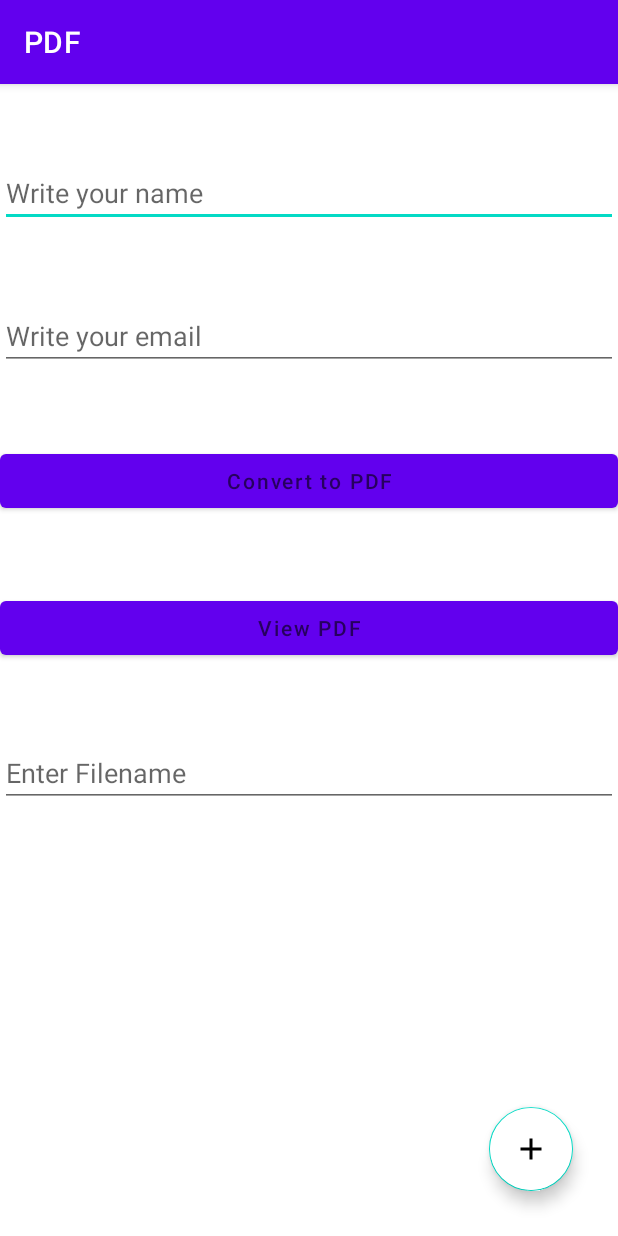
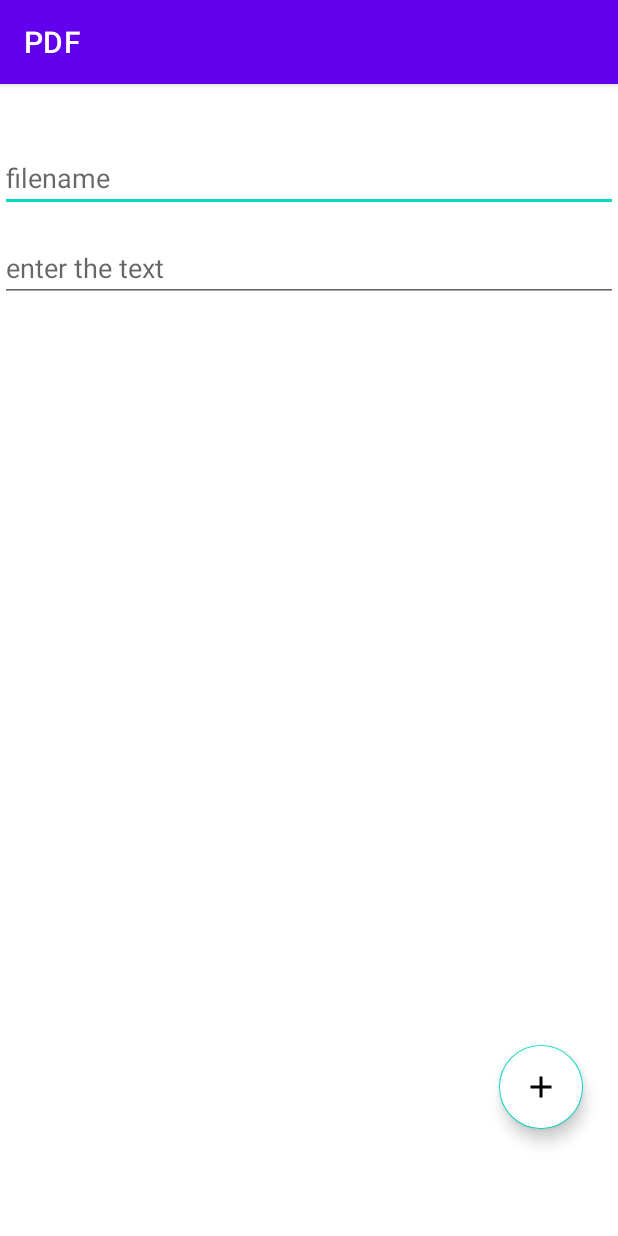
Before and after one commit to rohangadakh/PDF-Maker, an Android app: the screen it shows after launch (MainActivity), on a phone screen of 412 x 824 dp. Run offline under Robolectric (Android 15) with nearby library versions, the phone set to English and light mode, and no system bars; libraries missing offline, so code that uses them is left out: com.itextpdf.text.

Commit message:
The new UI is added. Button replace with FloatingButton

```diff
--- a/app/src/main/AndroidManifest.xml
+++ b/app/src/main/AndroidManifest.xml
@@ -1,6 +1,9 @@
 <?xml version="1.0" encoding="utf-8"?>
 <manifest xmlns:android="http://schemas.android.com/apk/res/android"
     xmlns:tools="http://schemas.android.com/tools">
+
+    <uses-permission android:name="android.permission.READ_EXTERNAL_STORAGE"/>
+    <uses-permission android:name="android.permission.WRITE_EXTERNAL_STORAGE"/>
 
     <application
         android:allowBackup="true"
--- a/app/src/main/java/com/ocr/pdf/MainActivity.java
+++ b/app/src/main/java/com/ocr/pdf/MainActivity.java
@@ -1,15 +1,21 @@
 package com.ocr.pdf;
 
 import androidx.appcompat.app.AppCompatActivity;
+import androidx.core.app.ActivityCompat;
 
+import android.Manifest;
 import android.app.Activity;
 import android.content.Intent;
+import android.content.pm.PackageManager;
 import android.net.Uri;
 import android.os.Bundle;
 import android.provider.DocumentsContract;
+import android.provider.MediaStore;
+import android.view.Gravity;
 import android.view.View;
 import android.widget.Button;
 import android.widget.EditText;
+import android.widget.PopupWindow;
 import android.widget.Toast;
 
 import com.google.android.material.floatingactionbutton.FloatingActionButton;
@@ -28,40 +34,44 @@ import java.io.IOException;
 
 public class MainActivity extends AppCompatActivity {
 
-    public static String path;
-    EditText name, email, searchname;
-    Button btnpdf, btnview;
-    FloatingActionButton add, about, pdf;
+    EditText name, file_name;
+    FloatingActionButton add, open, pdf, setting;
+
     boolean aBoolean = true;
     @Override
     protected void onCreate(Bundle savedInstanceState) {
         super.onCreate(savedInstanceState);
         setContentView(R.layout.activity_main);
 
-        add = findViewById(R.id.add);
-        about = findViewById(R.id.about);
-        pdf = findViewById(R.id.pdf);
+        ActivityCompat.requestPermissions(this,
+                new String[]{Manifest.permission.WRITE_EXTERNAL_STORAGE,
+                        Manifest.permission.READ_EXTERNAL_STORAGE},
+                PackageManager.PERMISSION_GRANTED);
 
 
+        add = findViewById(R.id.add);
+        open = findViewById(R.id.open);
+        pdf = findViewById(R.id.pdf);
+        setting = findViewById(R.id.setting);
+
         name = (EditText) findViewById(R.id.name);
-        email = (EditText) findViewById(R.id.email);
-        btnpdf = (Button) findViewById(R.id.btnpdf);
-        btnview = (Button) findViewById(R.id.btnview);
-        searchname = (EditText) findViewById(R.id.searchname);
+        file_name = (EditText) findViewById(R.id.filename);
 
         add.setOnClickListener(new View.OnClickListener() {
             @Override
             public void onClick(View v) {
 
                 if(aBoolean){
-                    about.show();
+                    open.show();
                     pdf.show();
+                    setting.show();
                     aBoolean = false;
                 }
                 else
                 {
-                    about.hide();
+                    open.hide();
                     pdf.hide();
+                    setting.hide();
                     aBoolean = true;
                 }
             }
@@ -70,10 +80,23 @@ public class MainActivity extends AppCompatActivity {
     pdf.setOnClickListener(new View.OnClickListener() {
         @Override
         public void onClick(View v) {
+
+            String savePDfname = file_name.getText().toString();
+
+            if(savePDfname.equals(""))
+            {
+                Toast.makeText(MainActivity.this, "Enter filename", Toast.LENGTH_SHORT).show();
+            }
+            else
+            {
+
                 String username = name.getText().toString();
-            String useremail = email.getText().toString();
 
-            String savePDfname = searchname.getText().toString();
+                if(username.equals(""))
+                {
+                    username = " ";
+                }
+
                 String path = getExternalFilesDir(null).toString()+savePDfname+".pdf";
                 File file = new File(path);
 
@@ -94,11 +117,9 @@ public class MainActivity extends AppCompatActivity {
                 }
                 document.open();
 
-            Font myfont = new Font(Font.FontFamily.TIMES_ROMAN, 24, Font.BOLD);
+                Font myfont = new Font(Font.FontFamily.TIMES_ROMAN, 18, Font.NORMAL);
                 Paragraph paragraph = new Paragraph();
-            paragraph.add(new Paragraph("User Name : "+username, myfont));
-            paragraph.add(new Paragraph("\n"));
-            paragraph.add(new Paragraph("User email : "+useremail, myfont));
+                paragraph.add(new Paragraph(username, myfont));
 
                 try {
                     document.add(paragraph);
@@ -108,12 +129,38 @@ public class MainActivity extends AppCompatActivity {
                 document.close();
                 Toast.makeText(MainActivity.this, "PDF Created", Toast.LENGTH_SHORT).show();
             }
+        }
+    });
+
+    open.setOnClickListener(new View.OnClickListener() {
+        @Override
+        public void onClick(View v) {
+            opn();
+        }
+    });
+
+    setting.setOnClickListener(new View.OnClickListener() {
+        @Override
+        public void onClick(View v) {
+            setting();
+        }
     });
 
     }
 
-    public void snd(View view) {
-        Intent i = new Intent(MainActivity.this,secondAct.class);
-        startActivity(i);
+    public void setting()
+    {
+        Intent intent = new Intent(MainActivity.this,secondAct.class);
+        startActivity(intent);
+    }
+
+    public void opn() {
+        Intent intent = null;
+        if (android.os.Build.VERSION.SDK_INT >= android.os.Build.VERSION_CODES.Q) {
+            intent = new Intent(Intent.ACTION_VIEW, MediaStore.Downloads.EXTERNAL_CONTENT_URI);
+        }
+        assert intent != null;
+        intent.setType("*/*");
+        this.startActivity(intent);
     }
 }
--- a/app/src/main/java/com/ocr/pdf/secondAct.java
+++ b/app/src/main/java/com/ocr/pdf/secondAct.java
@@ -6,9 +6,15 @@ import android.os.Bundle;
 
 public class secondAct extends AppCompatActivity {
 
+    String font;
+    int font_size;
+
     @Override
     protected void onCreate(Bundle savedInstanceState) {
         super.onCreate(savedInstanceState);
         setContentView(R.layout.activity_second);
+
+
+
     }
 }
--- /dev/null
+++ b/app/src/main/res/drawable/ic_baseline_file_open_24.xml
@@ -0,0 +1,5 @@
+<vector android:height="24dp" android:tint="#2B2B2B"
+    android:viewportHeight="24" android:viewportWidth="24"
+    android:width="24dp" xmlns:android="http://schemas.android.com/apk/res/android">
+    <path android:fillColor="@android:color/white" android:pathData="M14,2H6C4.9,2 4,2.9 4,4v16c0,1.1 0.89,2 1.99,2H15v-8h5V8L14,2zM13,9V3.5L18.5,9H13zM17,21.66V16h5.66v2h-2.24l2.95,2.95l-1.41,1.41L19,19.41l0,2.24H17z"/>
+</vector>
--- /dev/null
+++ b/app/src/main/res/drawable/ic_baseline_picture_as_pdf_24.xml
@@ -0,0 +1,5 @@
+<vector android:height="24dp" android:tint="#2B2B2B"
+    android:viewportHeight="24" android:viewportWidth="24"
+    android:width="24dp" xmlns:android="http://schemas.android.com/apk/res/android">
+    <path android:fillColor="@android:color/white" android:pathData="M20,2L8,2c-1.1,0 -2,0.9 -2,2v12c0,1.1 0.9,2 2,2h12c1.1,0 2,-0.9 2,-2L22,4c0,-1.1 -0.9,-2 -2,-2zM11.5,9.5c0,0.83 -0.67,1.5 -1.5,1.5L9,11v2L7.5,13L7.5,7L10,7c0.83,0 1.5,0.67 1.5,1.5v1zM16.5,11.5c0,0.83 -0.67,1.5 -1.5,1.5h-2.5L12.5,7L15,7c0.83,0 1.5,0.67 1.5,1.5v3zM20.5,8.5L19,8.5v1h1.5L20.5,11L19,11v2h-1.5L17.5,7h3v1.5zM9,9.5h1v-1L9,8.5v1zM4,6L2,6v14c0,1.1 0.9,2 2,2h14v-2L4,20L4,6zM14,11.5h1v-3h-1v3z"/>
+</vector>
--- /dev/null
+++ b/app/src/main/res/drawable/ic_baseline_settings_24.xml
@@ -0,0 +1,5 @@
+<vector android:height="24dp" android:tint="#2B2B2B"
+    android:viewportHeight="24" android:viewportWidth="24"
+    android:width="24dp" xmlns:android="http://schemas.android.com/apk/res/android">
+    <path android:fillColor="@android:color/white" android:pathData="M19.14,12.94c0.04,-0.3 0.06,-0.61 0.06,-0.94c0,-0.32 -0.02,-0.64 -0.07,-0.94l2.03,-1.58c0.18,-0.14 0.23,-0.41 0.12,-0.61l-1.92,-3.32c-0.12,-0.22 -0.37,-0.29 -0.59,-0.22l-2.39,0.96c-0.5,-0.38 -1.03,-0.7 -1.62,-0.94L14.4,2.81c-0.04,-0.24 -0.24,-0.41 -0.48,-0.41h-3.84c-0.24,0 -0.43,0.17 -0.47,0.41L9.25,5.35C8.66,5.59 8.12,5.92 7.63,6.29L5.24,5.33c-0.22,-0.08 -0.47,0 -0.59,0.22L2.74,8.87C2.62,9.08 2.66,9.34 2.86,9.48l2.03,1.58C4.84,11.36 4.8,11.69 4.8,12s0.02,0.64 0.07,0.94l-2.03,1.58c-0.18,0.14 -0.23,0.41 -0.12,0.61l1.92,3.32c0.12,0.22 0.37,0.29 0.59,0.22l2.39,-0.96c0.5,0.38 1.03,0.7 1.62,0.94l0.36,2.54c0.05,0.24 0.24,0.41 0.48,0.41h3.84c0.24,0 0.44,-0.17 0.47,-0.41l0.36,-2.54c0.59,-0.24 1.13,-0.56 1.62,-0.94l2.39,0.96c0.22,0.08 0.47,0 0.59,-0.22l1.92,-3.32c0.12,-0.22 0.07,-0.47 -0.12,-0.61L19.14,12.94zM12,15.6c-1.98,0 -3.6,-1.62 -3.6,-3.6s1.62,-3.6 3.6,-3.6s3.6,1.62 3.6,3.6S13.98,15.6 12,15.6z"/>
+</vector>
--- a/app/src/main/res/layout/activity_main.xml
+++ b/app/src/main/res/layout/activity_main.xml
@@ -6,96 +6,74 @@
     android:layout_height="match_parent"
     tools:context=".MainActivity">
 
+
     <com.google.android.material.floatingactionbutton.FloatingActionButton
+        android:id="@+id/setting"
         android:layout_width="wrap_content"
         android:layout_height="wrap_content"
-        android:id="@+id/add"
-        android:src="@drawable/ic_baseline_add_24"
+        android:visibility="gone"
+        android:layout_alignParentEnd="true"
+        android:layout_alignParentBottom="true"
+        android:layout_marginEnd="28dp"
+        android:layout_marginBottom="240dp"
+        android:backgroundTint="@color/white"
+        android:src="@drawable/ic_baseline_settings_24"
         android:tint="@color/black"
-        android:backgroundTint="@color/white"
-        android:layout_alignParentBottom="true"
-        android:layout_alignParentEnd="true"
-        android:layout_marginBottom="30dp"
-        android:layout_marginRight="30dp"
-        />
-
+        app:fabSize="mini" />
 
     <com.google.android.material.floatingactionbutton.FloatingActionButton
         android:id="@+id/pdf"
-        android:onClick="snd"
+        android:layout_width="wrap_content"
+
+        android:visibility="gone"
+        android:layout_height="wrap_content"
+        android:layout_alignParentEnd="true"
+        android:layout_alignParentBottom="true"
+        android:layout_marginEnd="28dp"
+        android:layout_marginBottom="135dp"
+        android:backgroundTint="@color/white"
+        android:src="@drawable/ic_baseline_picture_as_pdf_24"
+        android:tint="@color/black"
+        app:fabSize="mini" />
+
+    <com.google.android.material.floatingactionbutton.FloatingActionButton
+        android:id="@+id/add"
         android:layout_width="wrap_content"
         android:layout_height="wrap_content"
-        android:layout_above="@id/add"
         android:layout_alignParentEnd="true"
         android:layout_alignParentBottom="true"
-        android:visibility="gone"
-        android:layout_marginEnd="29dp"
-        android:layout_marginRight="30dp"
-        android:layout_marginBottom="170dp"
+        android:layout_marginEnd="23.5dp"
+        android:layout_marginBottom="71dp"
         android:backgroundTint="@color/white"
-        android:src="@drawable/ic_launcher_background"
-        android:tint="@color/black"
-        app:fabSize="auto" />
+        android:src="@drawable/ic_baseline_add_24"
+        android:tint="@color/black" />
 
     <com.google.android.material.floatingactionbutton.FloatingActionButton
-        android:id="@+id/about"
+        android:id="@+id/open"
         android:layout_width="wrap_content"
+        android:visibility="gone"
         android:layout_height="wrap_content"
-        android:layout_above="@id/about"
         android:layout_alignParentEnd="true"
-        app:fabSize="mini"
-        android:visibility="gone"
         android:layout_alignParentBottom="true"
-        android:layout_marginEnd="30dp"
-        android:layout_marginRight="30dp"
-        android:layout_marginBottom="99dp"
+        android:layout_marginEnd="28dp"
+        android:layout_marginBottom="187dp"
         android:backgroundTint="@color/white"
-        android:src="@drawable/ic_baseline_info_24"
-        android:tint="@color/black" />
+        android:src="@drawable/ic_baseline_file_open_24"
+        android:tint="@color/black"
+        app:fabSize="mini" />
+
+    <EditText
+        android:id="@+id/filename"
+        android:layout_width="match_parent"
+        android:layout_height="wrap_content"
+        android:layout_marginTop="40dp"
+        android:hint="filename" />
 
     <EditText
         android:id="@+id/name"
         android:layout_width="match_parent"
         android:layout_height="wrap_content"
-        android:layout_marginTop="50dp"
-        android:hint="Write your name"
-        />
-
-    <EditText
-        android:id="@+id/email"
-        android:layout_width="match_parent"
-        android:layout_height="wrap_content"
-        android:layout_marginTop="50dp"
-        android:hint="Write your email"
-        android:layout_below="@+id/name"
-        />
-
-
-    <Button
-        android:id="@+id/btnpdf"
-        android:layout_width="match_parent"
-        android:layout_height="wrap_content"
-        android:layout_marginTop="50dp"
-        android:hint="Convert to PDF"
-        android:layout_below="@+id/email"
-        />
-
-    <Button
-        android:id="@+id/btnview"
-        android:layout_width="match_parent"
-        android:layout_height="wrap_content"
-        android:layout_marginTop="50dp"
-        android:hint="View PDF"
-        android:layout_below="@+id/btnpdf"
-        />
-
-    <EditText
-        android:id="@+id/searchname"
-        android:layout_width="match_parent"
-        android:layout_height="wrap_content"
-        android:layout_marginTop="50dp"
-        android:hint="Enter Filename"
-        android:layout_below="@+id/btnview"
-        />
+        android:layout_marginTop="100dp"
+        android:hint="enter the text" />
 
 </RelativeLayout>
```
Lines whose indentation alone changed are shown as unchanged.
